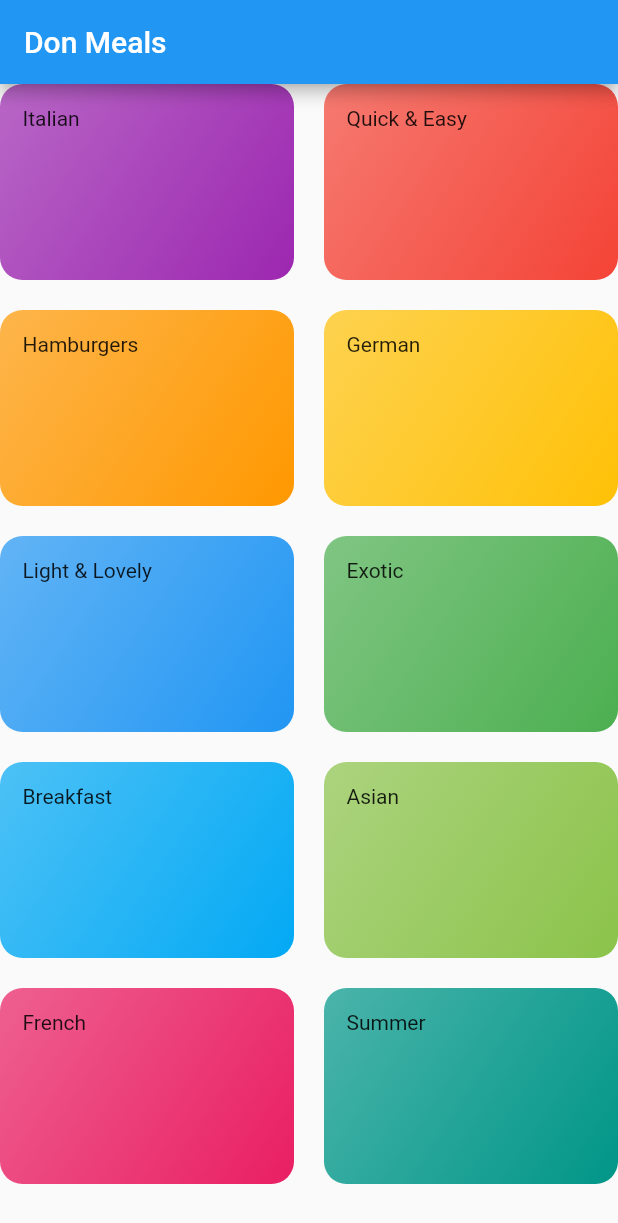
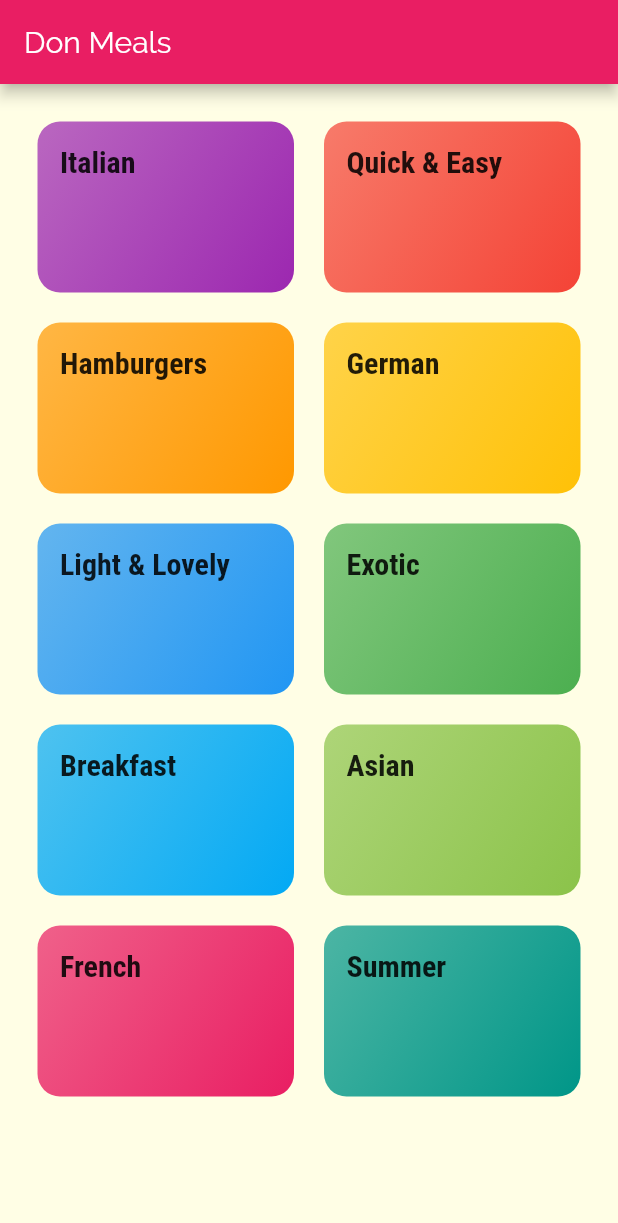
Before and after one commit to Donkijote/meals_app, a Flutter app: the screen it shows after launch, on a phone screen of 412 x 824 dp. Shown: the top 1223 px of the screen. Run offline on Flutter 3.47's test engine with Material 2 defaults, Android fonts, the phone set to English and light mode, and no system bars.

Commit message:
styling & Theming & adding fonts

```diff
--- a/lib/main.dart
+++ b/lib/main.dart
@@ -10,7 +10,22 @@ class MyApp extends StatelessWidget {
     return MaterialApp(
       title: 'Don Meals',
       theme: ThemeData(
-        primarySwatch: Colors.blue,
+        primarySwatch: Colors.pink,
+        accentColor: Colors.amber,
+        canvasColor: Color.fromRGBO(255, 254, 229, 1),
+        fontFamily: 'Raleway',
+        textTheme: ThemeData.light().textTheme.copyWith(
+              body1: TextStyle(
+                color: Color.fromRGBO(20, 51, 51, 1),
+              ),
+              body2: TextStyle(
+                color: Color.fromRGBO(20, 51, 51, 1),
+              ),
+              title: TextStyle(
+                  fontSize: 20,
+                  fontFamily: 'RobotoCondensed',
+                  fontWeight: FontWeight.bold),
+            ),
       ),
       home: CategoriesScreen(),
     );
--- a/lib/screens/categories.dart
+++ b/lib/screens/categories.dart
@@ -11,6 +11,7 @@ class CategoriesScreen extends StatelessWidget {
         title: const Text('Don Meals'),
       ),
       body: GridView(
+        padding: const EdgeInsets.all(25),
         children: DUMMY_CATEGORIES
             .map((cat) => CategoryItem(cat.title, cat.color))
             .toList(),
--- a/lib/widgets/category_item.dart
+++ b/lib/widgets/category_item.dart
@@ -10,7 +10,10 @@ class CategoryItem extends StatelessWidget {
   Widget build(BuildContext context) {
     return Container(
       padding: const EdgeInsets.all(15),
-      child: Text(title),
+      child: Text(
+        title,
+        style: Theme.of(context).textTheme.title,
+      ),
       decoration: BoxDecoration(
         gradient: LinearGradient(
           colors: [
```
Also changed, not shown: pubspec.yaml (+17 -6 lines), assets/fonts/Raleway-Black.ttf (added), assets/fonts/Raleway-Bold.ttf (added), assets/fonts/Raleway-Regular.ttf (added), assets/fonts/RobotoCondensed-Bold.ttf (added), assets/fonts/RobotoCondensed-Italic.ttf (added), assets/fonts/RobotoCondensed-Light.ttf (added), assets/fonts/RobotoCondensed-Regular.ttf (added).
